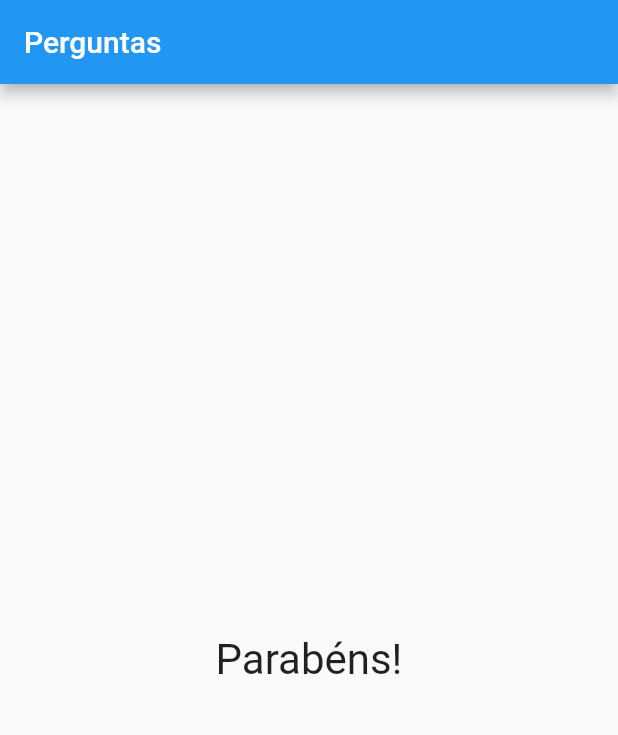
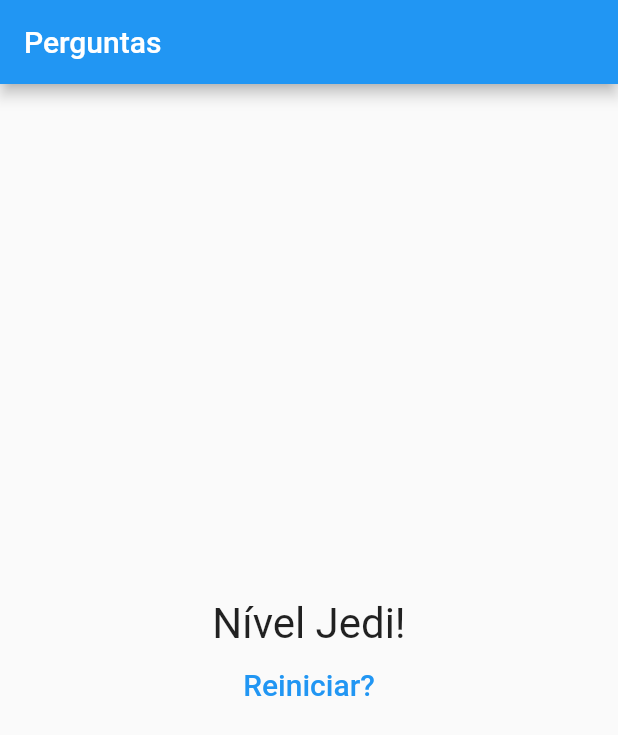
Before and after one commit to brthema072/projeto_perguntas, a Flutter app: the screen it shows after launch, after a tap on "Preto", after a tap on "Cobra", after a tap on "Maria", on a phone screen of 412 x 824 dp. Shown: the top 735 px of the screen. Run offline on Flutter 3.47's test engine with Material 2 defaults, Android fonts, the phone set to English and light mode, and no system bars.

Commit message:
adicionando pontuação e reiniciando a aplicação

```diff
--- a/lib/main.dart
+++ b/lib/main.dart
@@ -1,35 +1,58 @@
 import 'package:flutter/material.dart';
-import './questao.dart';
-import './resposta.dart';
 import './resultado.dart';
+import './questionario.dart';
 
 main()=> runApp(PerguntaApp());
 
 class _PerguntaAppState extends State<PerguntaApp>{
   var _perguntaSelecionada = 0;
+  var _pontuacaoTotal = 0;
 
   final List<Map<String, Object>> _perguntas = const[
         {
           'texto': 'Qual é a sua cor favorita?',
-          'Resposta': ['Preto', 'Vermelho', 'Verde', 'Branco']
+          'Resposta': [
+            {'texto': 'Preto', 'pontuacao': 10},
+            {'texto': 'Vermelho', 'pontuacao': 5},
+            {'texto': 'Verde', 'pontuacao': 3},
+            {'texto': 'Branco', 'pontuacao': 1}
+          ]
         },
         {
           'texto':'Qual é o seu animal favorito?',
-          'Resposta': ['Coelho', 'Cobra', 'Elefante', 'Leão']
+          'Resposta': [
+            {'texto': 'Coelho', 'pontuacao': 10},
+            {'texto': 'Cobra', 'pontuacao': 5},
+            {'texto': 'Elefante', 'pontuacao': 3},
+            {'texto': 'Leão', 'pontuacao': 1}
+          ]
         },
         {
           'texto':'Qual é o seu instrutor favorito?',
-          'Resposta': ['Maria', 'João', 'Leo', 'Pedro']
+          'Resposta': [
+            {'texto': 'Maria', 'pontuacao': 10},
+            {'texto': 'João', 'pontuacao': 5},
+            {'texto': 'Leo', 'pontuacao': 3},
+            {'texto': 'Pedro', 'pontuacao': 1}
+          ]
         },
       ];
 
 
-  void _responder(){
+  void _responder(int pontuacao){
     if(temPerguntaSelecionada){
       setState(() {
         _perguntaSelecionada++;
+        _pontuacaoTotal += pontuacao;
       });
     }
+  }
+
+  void _reiniciarQuestionario(){
+    setState(() {
+      _perguntaSelecionada = 0;
+      _pontuacaoTotal = 0;
+    });
   }
 
   bool get temPerguntaSelecionada{
@@ -39,24 +62,19 @@ class _PerguntaAppState extends State<PerguntaApp>{
    @override
     Widget build(BuildContext context){
 
-      List<String> respostas = temPerguntaSelecionada
-      ? _perguntas[_perguntaSelecionada]['Resposta']
-      : null;
-
 
       return MaterialApp(
         home: Scaffold(
           appBar: AppBar(
             title: Text('Perguntas'),
           ),
-          body: temPerguntaSelecionada ? Column(
-            children: <Widget>[
-
-              Questao(_perguntas[_perguntaSelecionada]['texto']),
-              ...respostas.map((t) => Resposta(t, _responder)).toList()
-
-            ],
-          ): Resultado(),
+          body: temPerguntaSelecionada
+          ? Questionario(
+            perguntas: _perguntas,
+            perguntaSelecionada: _perguntaSelecionada,
+            quandoResponder: _responder,
+          )
+          : Resultado(_pontuacaoTotal, _reiniciarQuestionario),
         ),
       );
     }
--- /dev/null
+++ b/lib/questionario.dart
@@ -0,0 +1,37 @@
+import 'package:flutter/material.dart';
+import './questao.dart';
+import './resposta.dart';
+
+class Questionario extends StatelessWidget {
+
+  final List<Map<String, Object>> perguntas;
+  final int perguntaSelecionada;
+  final void Function(int) quandoResponder;
+
+  Questionario({
+    @required this.perguntas,
+    @required this.perguntaSelecionada,
+    @required this.quandoResponder,
+  });
+
+  bool get temPerguntaSelecionada{
+    return perguntaSelecionada < perguntas.length;
+  }
+
+  @override
+  Widget build(BuildContext context) {
+
+    List<Map<String, Object>> respostas = temPerguntaSelecionada
+      ? perguntas[perguntaSelecionada]['Resposta']
+      : null;
+
+    return Column(
+      children: <Widget>[
+
+        Questao(perguntas[perguntaSelecionada]['texto']),
+        ...respostas.map((resp) => Resposta(resp['texto'], ()=> quandoResponder(resp['pontuacao']))).toList()
+
+      ],
+    );
+  }
+}
--- a/lib/resultado.dart
+++ b/lib/resultado.dart
@@ -1,13 +1,44 @@
 import 'package:flutter/material.dart';
 
 class Resultado extends StatelessWidget {
+
+  final int pontuacaoTotal;
+  final void Function() quandoReiniciarQuestionario;
+
+  Resultado(this.pontuacaoTotal, this.quandoReiniciarQuestionario);
+
+  String get fraseResultado{
+    if(pontuacaoTotal < 8){
+      return 'Parabéns!';
+    }else if(pontuacaoTotal < 12){
+      return 'Você é bom!';
+    }else if(pontuacaoTotal < 16){
+      return 'Impressionante!';
+    }else{
+      return 'Nível Jedi!';
+    }
+  }
+
   @override
   Widget build(BuildContext context) {
-    return Center(
-        child: Text(
-          'Parabéns!',
-          style: TextStyle(fontSize: 28),
-          ),
+    return Column(
+      mainAxisAlignment: MainAxisAlignment.center,
+      children: <Widget>[
+        Center(
+            child: Text(
+              fraseResultado,
+              style: TextStyle(fontSize: 28),
+              ),
+        ),
+        FlatButton(
+          child: Text(
+            'Reiniciar?',
+            style: TextStyle(fontSize: 20),
+            ),
+          textColor: Colors.blue,
+          onPressed: quandoReiniciarQuestionario,
+        )
+      ],
     );
   }
 }
```
